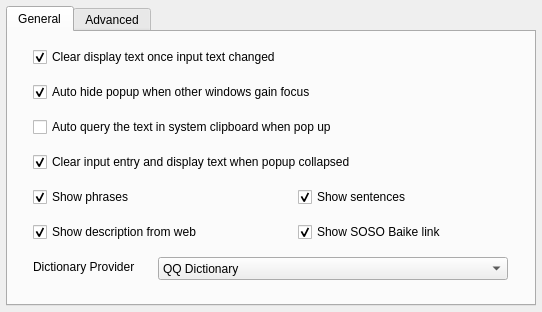
Old version of the form contents/ui/config.ui in the repository librehat/kdictionary.
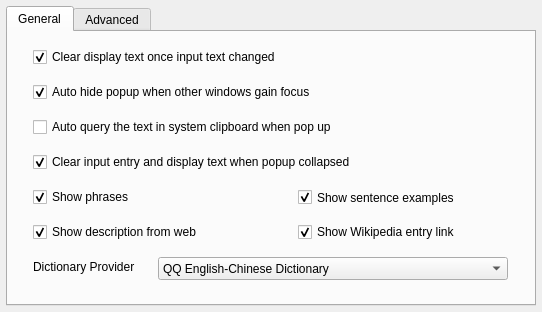
New version of the form.

Commit message: Detailed dictionary providers names

Patch:
```diff
--- a/contents/ui/config.ui
+++ b/contents/ui/config.ui
@@ -81,7 +81,7 @@
      </property>
      <item>
       <property name="text">
-       <string>QQ Dictionary</string>
+       <string>QQ English-Chinese Dictionary</string>
       </property>
      </item>
      <item>
@@ -157,7 +157,7 @@
       <rect>
        <x>290</x>
        <y>190</y>
-       <width>260</width>
+       <width>220</width>
        <height>20</height>
       </rect>
      </property>
@@ -165,7 +165,7 @@
       <string>Only available when you use QQ dictionary</string>
      </property>
      <property name="text">
-      <string>Show SOSO Baike link</string>
+      <string>Show Wikipedia entry link</string>
      </property>
      <property name="checkable">
       <bool>true</bool>
@@ -179,15 +179,15 @@
       <rect>
        <x>290</x>
        <y>155</y>
-       <width>260</width>
-       <height>20</height>
+       <width>220</width>
+       <height>21</height>
       </rect>
      </property>
      <property name="toolTip">
       <string>Only available when you use QQ dictionary</string>
      </property>
      <property name="text">
-      <string>Show sentences</string>
+      <string>Show sentence examples</string>
      </property>
      <property name="checked">
       <bool>true</bool>
```
Left out of the diff: 10 changed lines with no effect on the pictures.
